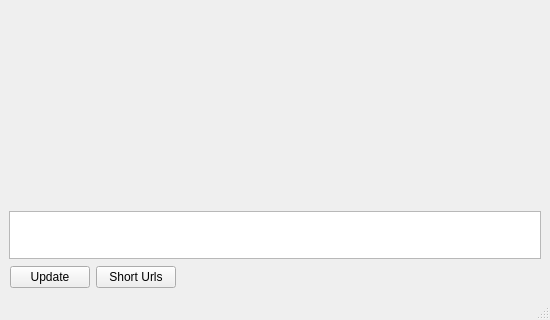
First picture: the form in forms/mainwindowform.ui, repository minimoog/qtwitdget, before the edit; both pictures show x 0 to 550 and y 480 to 800 of the 550 by 800 pixel window.
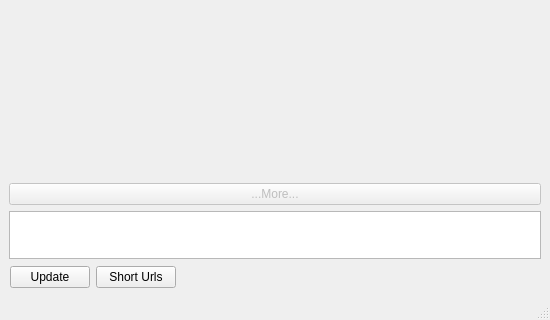
Second picture: the form after the edit. Custom widgets are drawn as their Qt base class.

Commit message: Added More button. Removed: when scrollbar reaches max position to increase page size.

The edit to the form file:
```diff
--- a/forms/mainwindowform.ui
+++ b/forms/mainwindowform.ui
@@ -39,6 +39,16 @@
       </widget>
      </widget>
     </item>
+    <item>
+     <widget class="QPushButton" name="moreButton">
+      <property name="enabled">
+       <bool>false</bool>
+      </property>
+      <property name="text">
+       <string>...More...</string>
+      </property>
+     </widget>
+    </item>
     <item>
      <widget class="TwitStatusEdit" name="updateEdit">
       <property name="sizePolicy">
```
Left out of the diff: 2 changed lines with no effect on the pictures. The commit also changes 3 other files.
